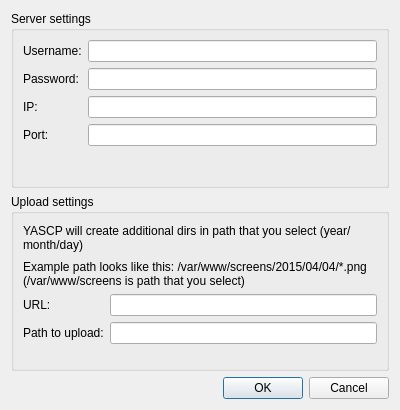
The window that settings.ui (kacpersaw/yascp) describes before a commit, drawn with Qt 5.
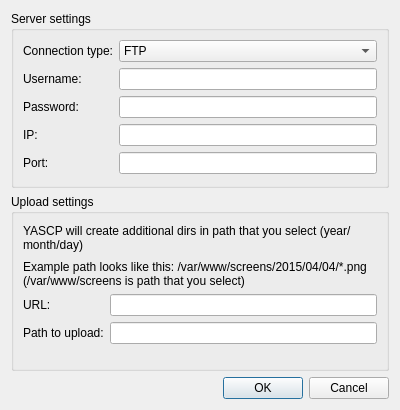
The same window after the commit.

Commit message: Added ftp support + leading zeros to month/day

The edit to the form file:
```diff
--- a/settings.ui
+++ b/settings.ui
@@ -26,24 +26,45 @@
          <enum>QFormLayout::AllNonFixedFieldsGrow</enum>
         </property>
         <item row="0" column="0">
+         <widget class="QLabel" name="label_type">
+          <property name="text">
+           <string>Connection type:</string>
+          </property>
+         </widget>
+        </item>
+        <item row="0" column="1">
+          <widget class="QComboBox" name="combo_type">
+        <item>
+         <property name="text">
+          <string>FTP</string>
+         </property>
+        </item>
+        <item>
+         <property name="text">
+          <string>SFTP</string>
+         </property>
+        </item>
+       </widget>
+        </item>
+        <item row="1" column="0">
          <widget class="QLabel" name="label_username">
           <property name="text">
            <string>Username:</string>
           </property>
          </widget>
         </item>
-        <item row="0" column="1">
+        <item row="1" column="1">
          <widget class="QLineEdit" name="input_username"/>
         </item>
 
-        <item row="1" column="0">
+        <item row="2" column="0">
          <widget class="QLabel" name="label_password">
           <property name="text">
            <string>Password:</string>
           </property>
          </widget>
         </item>
-        <item row="1" column="1">
+        <item row="2" column="1">
          <widget class="QLineEdit" name="input_password">
            <property name="echoMode">
              <enum>QLineEdit::Password</enum>
@@ -51,25 +72,25 @@
          </widget>
         </item>
 
-        <item row="2" column="0">
+        <item row="3" column="0">
          <widget class="QLabel" name="label_host">
           <property name="text">
            <string>IP:</string>
           </property>
          </widget>
         </item>
-        <item row="2" column="1">
+        <item row="3" column="1">
          <widget class="QLineEdit" name="input_host"/>
         </item>
 
-        <item row="3" column="0">
+        <item row="4" column="0">
          <widget class="QLabel" name="label_port">
           <property name="text">
            <string>Port:</string>
           </property>
          </widget>
         </item>
-        <item row="3" column="1">
+        <item row="4" column="1">
          <widget class="QLineEdit" name="input_port"/>
         </item>
        </layout>
```
The commit also changes 2 other files.
